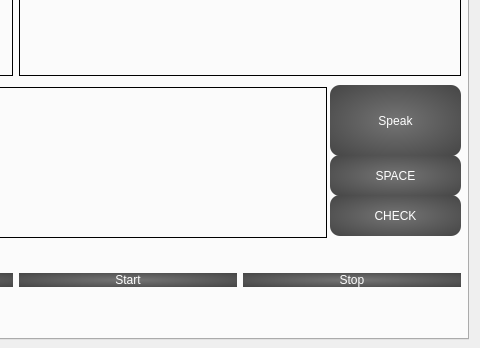
Before: the Qt Designer form main.ui in phanlequangthao/Khoa-H-c, drawn with Qt 5; both pictures show x 452 to 932 and y 431 to 779 of the 932 by 779 pixel window.
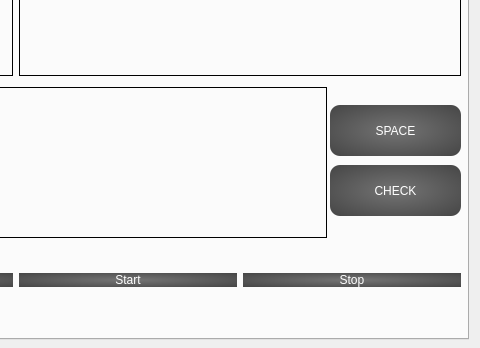
After: the same form once the commit is applied.

What changed in the file:
```diff
--- a/main.ui
+++ b/main.ui
@@ -158,38 +158,13 @@
        </item>
       </layout>
      </widget>
-     <widget class="QPushButton" name="speak">
-      <property name="geometry">
-       <rect>
-        <x>770</x>
-        <y>480</y>
-        <width>131</width>
-        <height>71</height>
-       </rect>
-      </property>
-      <property name="styleSheet">
-       <string notr="true">QPushButton {
-                              background-color: qradialgradient(cx: 0.5, cy: 0.5, radius: 1, fx: 0.5, fy: 0.5, stop: 0 rgba(116, 116, 116), stop: 1 rgba(50, 50, 50));
-                              border: 15px;
-                              color: rgb(255, 255, 255);
-                              font: 20pt &quot;Segoe MDL2 Assets&quot;;
-                              border-radius: 10px;
-                          }
-                          QPushButton:pressed {
-                              background-color: qradialgradient(cx: 0.5, cy: 0.5, radius: 1, fx: 0.5, fy: 0.5, stop: 0 rgba(50, 50, 50), stop: 1 rgba(116, 116, 116));
-                          }</string>
-      </property>
-      <property name="text">
-       <string>Speak</string>
-      </property>
-     </widget>
      <widget class="QPushButton" name="space">
       <property name="geometry">
        <rect>
         <x>770</x>
-        <y>550</y>
+        <y>500</y>
         <width>131</width>
-        <height>41</height>
+        <height>51</height>
        </rect>
       </property>
       <property name="styleSheet">
@@ -212,9 +187,9 @@
       <property name="geometry">
        <rect>
         <x>770</x>
-        <y>590</y>
+        <y>560</y>
         <width>131</width>
-        <height>41</height>
+        <height>51</height>
        </rect>
       </property>
       <property name="styleSheet">
```
